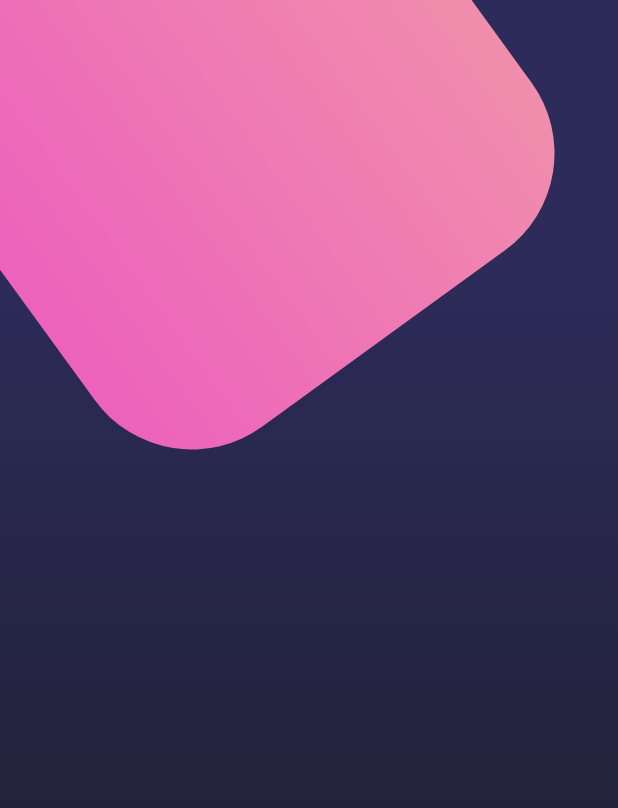
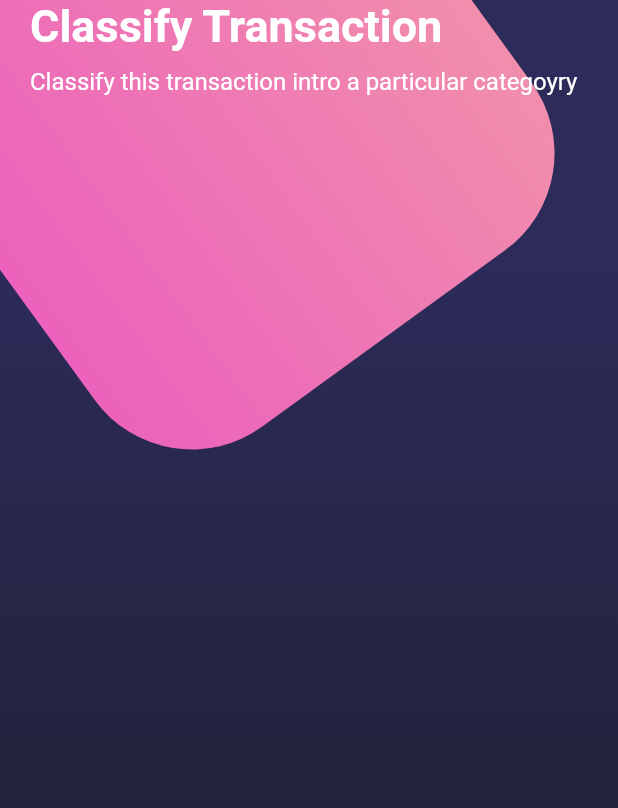
Before and after one commit to aydin-due/designs, a Flutter app: the screen it shows after launch, on a phone screen of 412 x 824 dp. Shown: the top 808 px of the screen. Run offline on Flutter 3.47's test engine with Material 2 defaults, Android fonts, the phone set to English and light mode, and no system bars.

Commit message:
complex design - statusbar & title

```diff
--- a/lib/main.dart
+++ b/lib/main.dart
@@ -2,12 +2,16 @@
 import 'package:designs/screens/home_screen.dart';
 import 'package:designs/screens/scroll_desgin.dart';
 import 'package:flutter/material.dart';
+import 'package:flutter/services.dart';
 
 void main() => runApp(MyApp());
 
 class MyApp extends StatelessWidget {
   @override
   Widget build(BuildContext context) {
+    //mantener el status bar en light mode
+    SystemChrome.setSystemUIOverlayStyle(SystemUiOverlayStyle.light);
+
     return MaterialApp(
       debugShowCheckedModeBanner: false,
       title: 'Material App',
--- a/lib/screens/home_screen.dart
+++ b/lib/screens/home_screen.dart
@@ -1,16 +1,32 @@
+import 'package:designs/widgets/page_title.dart';
 import 'package:flutter/material.dart';
 import 'package:designs/widgets/background.dart';
 
 class HomeScreen extends StatelessWidget {
-
   const HomeScreen({Key? key}) : super(key: key);
 
   @override
   Widget build(BuildContext context) {
     return Scaffold(
-      body: Stack(
-        children: [Background()],
-      )
+        body: Stack(
+      children: [Background(), _HomeBody()],
+    ));
+  }
+}
+
+class _HomeBody extends StatelessWidget {
+  const _HomeBody({
+    Key? key,
+  }) : super(key: key);
+
+  @override
+  Widget build(BuildContext context) {
+    return SingleChildScrollView(
+      child: Column(
+        children: [
+          PageTitle()
+        ],
+      ),
     );
   }
 }
--- /dev/null
+++ b/lib/widgets/page_title.dart
@@ -0,0 +1,24 @@
+import 'package:flutter/material.dart';
+import 'package:flutter/src/foundation/key.dart';
+import 'package:flutter/src/widgets/framework.dart';
+
+class PageTitle extends StatelessWidget {
+  const PageTitle({Key? key}) : super(key: key);
+
+  @override
+  Widget build(BuildContext context) {
+    return SafeArea(
+      bottom: false,
+      child: Container(
+        margin: EdgeInsets.symmetric(horizontal: 20),
+        child: Column(
+          crossAxisAlignment: CrossAxisAlignment.start,
+          children: const [
+            Text('Classify Transaction', style: TextStyle(fontSize: 30, fontWeight: FontWeight.bold, color: Colors.white),),
+            SizedBox(height: 10,),
+            Text('Classify this transaction intro a particular categoyry', style: TextStyle(fontSize: 16, color: Colors.white))
+          ]),
+      ),
+    );
+  }
+}
```
